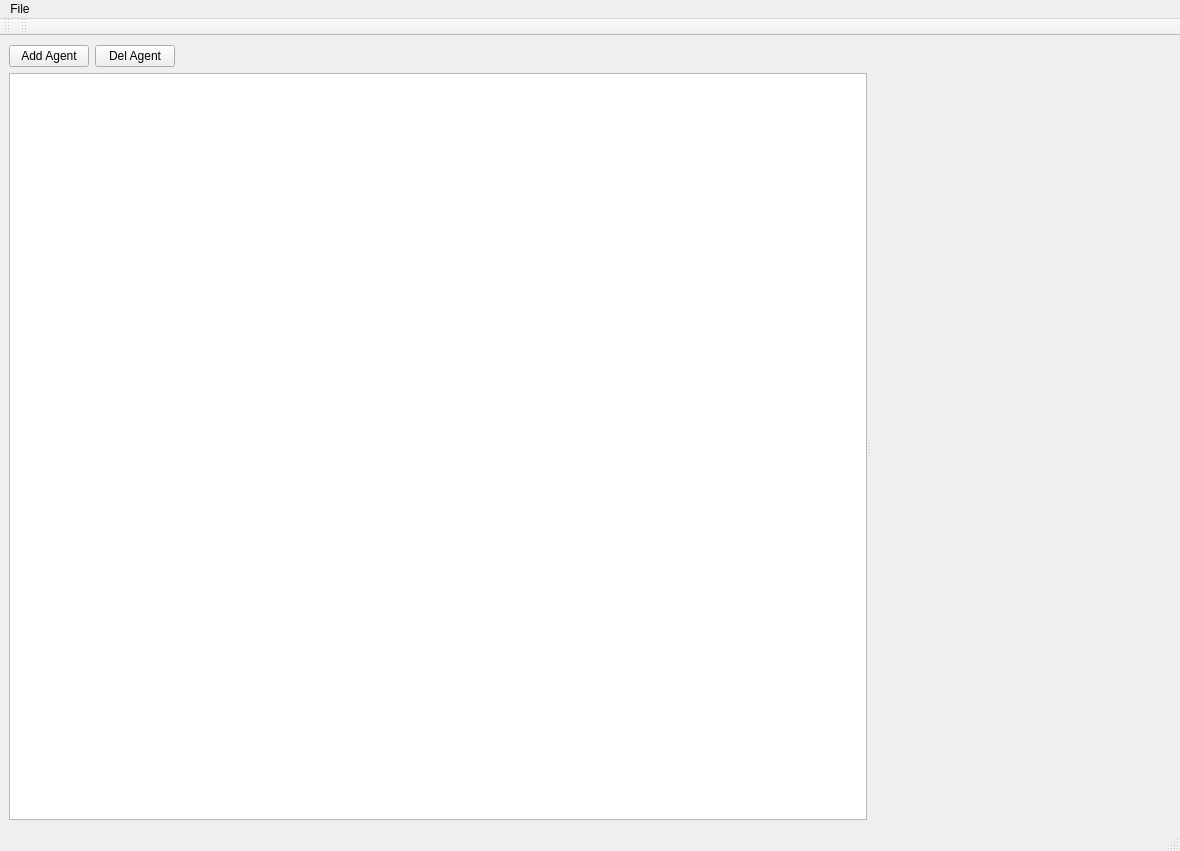
Before: the Qt Designer form App/FakeAgent/mainwindow.ui in break11/AutoStorage, drawn with Qt 5.
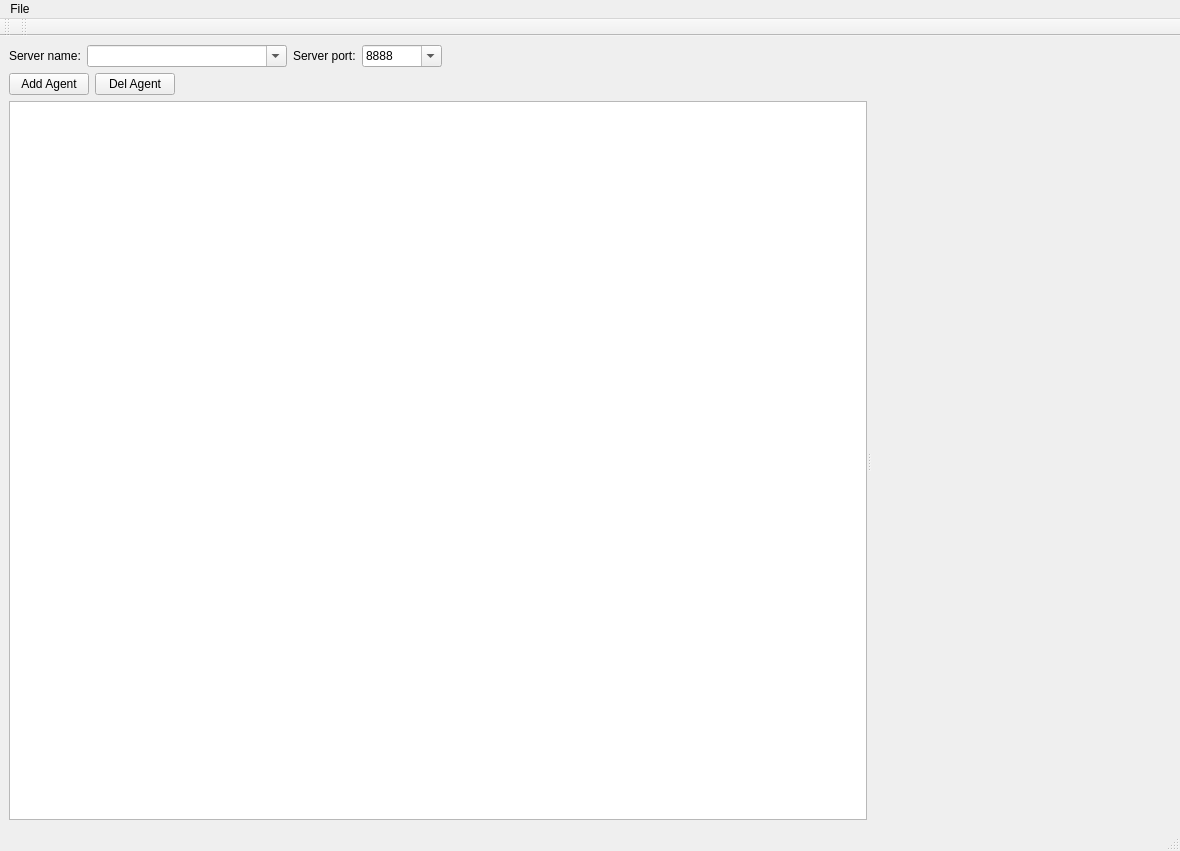
After: the same form once the commit is applied.

```diff
--- a/App/FakeAgent/mainwindow.ui
+++ b/App/FakeAgent/mainwindow.ui
@@ -14,10 +14,74 @@
    <string>Fake Agent's</string>
   </property>
   <widget class="QWidget" name="centralwidget">
+   <layout class="QVBoxLayout" name="verticalLayout_2">
+    <item>
    <layout class="QVBoxLayout" name="verticalLayout">
     <item>
      <layout class="QHBoxLayout" name="horizontalLayout">
       <item>
+         <widget class="QLabel" name="lbServerName">
+          <property name="text">
+           <string>Server name:</string>
+          </property>
+         </widget>
+        </item>
+        <item>
+         <widget class="QComboBox" name="cbServerIP">
+          <property name="minimumSize">
+           <size>
+            <width>200</width>
+            <height>0</height>
+           </size>
+          </property>
+          <property name="editable">
+           <bool>true</bool>
+          </property>
+         </widget>
+        </item>
+        <item>
+         <widget class="QLabel" name="lbServerPort">
+          <property name="text">
+           <string>Server port:</string>
+          </property>
+         </widget>
+        </item>
+        <item>
+         <widget class="QComboBox" name="cbServerPort">
+          <property name="minimumSize">
+           <size>
+            <width>80</width>
+            <height>0</height>
+           </size>
+          </property>
+          <property name="editable">
+           <bool>true</bool>
+          </property>
+          <item>
+           <property name="text">
+            <string>8888</string>
+           </property>
+          </item>
+         </widget>
+        </item>
+        <item>
+         <spacer name="horizontalSpacer_2">
+          <property name="orientation">
+           <enum>Qt::Horizontal</enum>
+          </property>
+          <property name="sizeHint" stdset="0">
+           <size>
+            <width>40</width>
+            <height>20</height>
+           </size>
+          </property>
+         </spacer>
+        </item>
+       </layout>
+      </item>
+      <item>
+       <layout class="QHBoxLayout" name="horizontalLayout_2">
+        <item>
        <widget class="QPushButton" name="btnAddAgent">
         <property name="text">
          <string>Add Agent</string>
@@ -49,6 +113,8 @@
          </size>
         </property>
        </spacer>
+        </item>
+       </layout>
       </item>
      </layout>
     </item>
```
Lines whose indentation alone changed are shown as unchanged.
